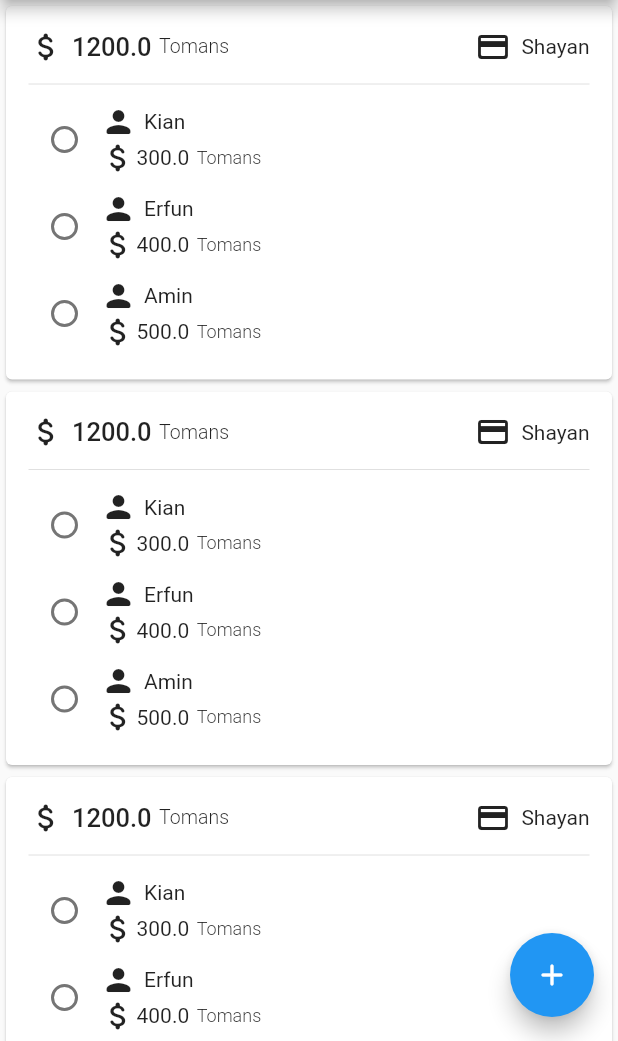
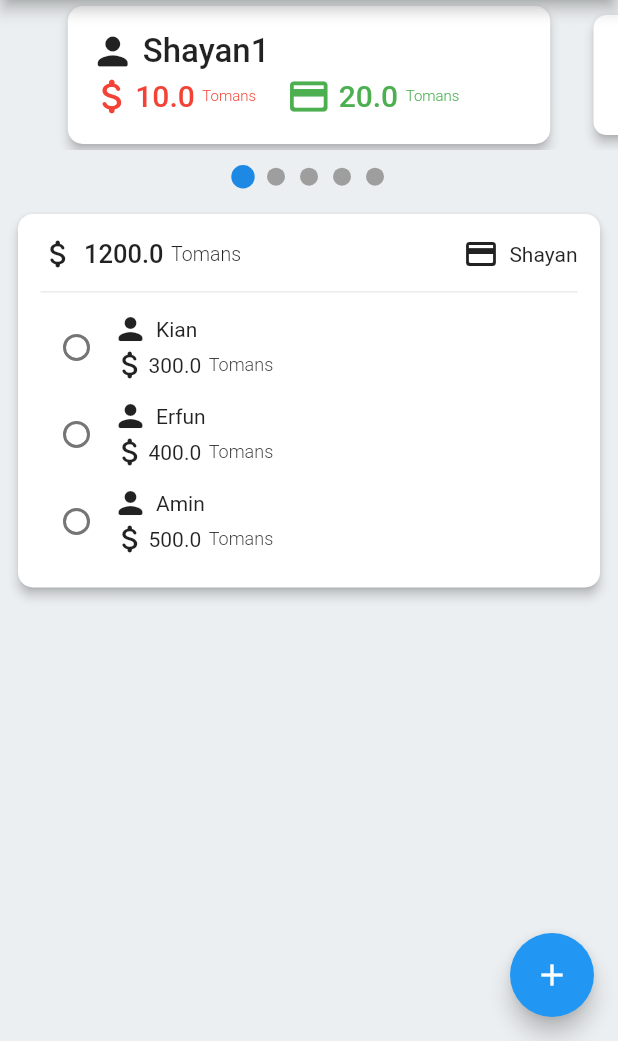
Before and after one commit to i4mShayan/MyDormLifeApp, a Flutter app: the screen it shows after launch, tab 2 chosen, on a phone screen of 412 x 824 dp, the part 195-1236 px from its top. Run offline on Flutter 3.47's test engine with Material 2 defaults, Android fonts, the phone set to English and light mode, and no system bars; drawn by our look-alikes of carousel_slider, flutter_expandable_fab, smooth_page_indicator.

Commit message:
Add each person spends card

```diff
--- /dev/null
+++ b/lib/items/person_spend_card.dart
@@ -0,0 +1,71 @@
+import 'package:flutter/material.dart';
+
+class PersonSpendCard extends StatefulWidget {
+  String name;
+  double spend, debt;
+  PersonSpendCard({Key? key, required this.name, required this.spend, required this.debt}) : super(key: key);
+
+  @override
+  State<PersonSpendCard> createState() => _PersonSpendCardState();
+}
+
+class _PersonSpendCardState extends State<PersonSpendCard> {
+
+
+  late Map<String, bool> hasPaid;
+
+
+  @override
+  Widget build(BuildContext context) {
+    return Center(
+      child: Card(
+        elevation: 3,
+        shape: RoundedRectangleBorder(
+          borderRadius: BorderRadius.circular(10),
+        ),
+        child: Padding(
+          padding: const EdgeInsets.fromLTRB(15, 15, 15, 0),
+          child: Row(
+            children: [
+              Column(
+                crossAxisAlignment: CrossAxisAlignment.start,
+                children: [
+                  Row(
+                    children: [
+                      Icon(Icons.person_rounded, size: 30,),
+                      SizedBox(width: 5,),
+                      Text(widget.name, style: TextStyle(fontSize: 22, fontWeight: FontWeight.w500),),
+                    ],
+                  ),
+                  Row(
+                    children: [
+                      Row(
+                        crossAxisAlignment: CrossAxisAlignment.center,
+                        children: [
+                          Icon(Icons.attach_money_rounded, size: 30, color: Colors.red,),
+                          Text(widget.spend.toString(), style: TextStyle(fontSize: 20, fontWeight: FontWeight.w500, color: Colors.red),),
+                          SizedBox(width: 5,),
+                          Text("Tomans", style: TextStyle(fontSize: 10, fontWeight: FontWeight.w300, color: Colors.red),),
+                        ],
+                      ),
+                      SizedBox(width: 20,),
+                      Row(
+                        children: [
+                          Icon(Icons.credit_card_rounded, size: 30, color: Colors.green,),
+                          SizedBox(width: 5,),
+                          Text(widget.debt.toString(), style: TextStyle(fontSize: 20, fontWeight: FontWeight.w500, color: Colors.green),),
+                          SizedBox(width: 5,),
+                          Text("Tomans", style: TextStyle(fontSize: 10, fontWeight: FontWeight.w300, color: Colors.green),),
+                        ],
+                      ),
+                    ],
+                  ),
+                ],
+              ),
+            ],
+          ),
+        ),
+      ),
+    );
+  }
+}
--- a/lib/items/spend_card.dart
+++ b/lib/items/spend_card.dart
@@ -32,9 +32,15 @@ class _SpendCardState extends State<SpendCard> {
 
   @override
   Widget build(BuildContext context) {
-    return InkWell(
+    return Padding(
+      padding: const EdgeInsets.all(8.0),
+      child: InkWell(
         onTap: (){},
         child: Card(
+          elevation: 3,
+          shape: RoundedRectangleBorder(
+            borderRadius: BorderRadius.circular(10),
+          ),
           child: Padding(
             padding: const EdgeInsets.all(15),
             child: Column(
@@ -100,6 +106,7 @@ class _SpendCardState extends State<SpendCard> {
             ),
           ),
         ),
+      ),
     );
   }
 }
--- a/lib/screens/navigation_page.dart
+++ b/lib/screens/navigation_page.dart
@@ -15,36 +15,24 @@ class _NavigationPageState extends State<NavigationPage> {
 
   final List<Map<String, dynamic>> _buttons=[
     {
-      'minWidth' : 30.0,
       'icon' : Icons.home_filled,
-      'icon_size' : 30.0,
       'text' : 'Home',
       'screen' : TestScreen(),
-      'tab' : 0,
     },
     {
-      'minWidth' : 30.0,
       'icon' : Icons.attach_money_sharp,
-      'icon_size' : 30.0,
       'text' : 'Spends',
       'screen' : SpendsPage(),
-      'tab' : 1,
     },
     {
-      'minWidth' : 30.0,
       'icon' : Icons.today_sharp,
-      'icon_size' : 30.0,
       'text' : 'Plans',
       'screen' : TestScreen(),
-      'tab' : 2,
     },
     {
-      'minWidth' : 30.0,
       'icon' : Icons.settings_sharp,
-      'icon_size' : 30.0,
       'text' : 'Settings',
       'screen' : TestScreen(),
-      'tab' : 3,
     },
   ];
 
@@ -83,27 +71,24 @@ class _NavigationPageState extends State<NavigationPage> {
             ];
           },
           body: TabBarView(
-            children: [
-              Text("test 1"),
-              SpendsPage(),
-              Text("test 3"),
-              Text("test 4"),
-            ],
+            children: _buttons.map(
+                    (button) => button['screen'] as Widget
+            ).toList(),
           ),
         ),
         floatingActionButton: ExpandableFab(
           distance: 60.0,
           type: ExpandableFabType.fan,
           fanAngle: 120,
-          child: const Icon(Icons.add_rounded),
+          child: const Icon(Icons.add),
           closeButtonStyle: const ExpandableFabCloseButtonStyle(
-            child: Icon(Icons.close_rounded),
+            child: Icon(Icons.close),
             foregroundColor: Colors.grey,
             backgroundColor: Colors.white,
           ),
           overlayStyle: ExpandableFabOverlayStyle(
-            color: Colors.black.withOpacity(0.5),
-            // blur: 5,
+            color: Colors.black.withOpacity(0.8),
+            // blur: 2,
           ),
           children: [
             FloatingActionButton(
--- a/lib/screens/spends_page.dart
+++ b/lib/screens/spends_page.dart
@@ -1,5 +1,8 @@
+import 'package:carousel_slider/carousel_slider.dart';
 import 'package:flutter/material.dart';
+import 'package:my_dorm_life/items/person_spend_card.dart';
 import 'package:my_dorm_life/items/spend_card.dart';
+import 'package:smooth_page_indicator/smooth_page_indicator.dart';
 
 class SpendsPage extends StatefulWidget {
   const SpendsPage({Key? key}) : super(key: key);
@@ -9,12 +12,49 @@ class SpendsPage extends StatefulWidget {
 }
 
 class _SpendsPageState extends State<SpendsPage> {
+
+  int _slideIndex=0;
+
   @override
   Widget build(BuildContext context) {
     return Scaffold(
-      body: ListView.builder(
-        itemCount: 30,
-        itemBuilder: (context, index) => SpendCard(
+      backgroundColor: Colors.blueGrey[50],
+      body: ListView(
+        children: [
+          Column(
+            children: [
+              CarouselSlider(
+                options: CarouselOptions(
+                  height: 100,
+                  autoPlay: true,
+                  enlargeCenterPage: true,
+                  enableInfiniteScroll: false,
+                  onPageChanged: (index, reason) =>
+                      setState(()=> _slideIndex=index)
+                ),
+                items: [1,2,3,4,5].map((i) {
+                  return PersonSpendCard(name: "Shayan" + i.toString(), spend: 10*i.toDouble(), debt: 20*i.toDouble(),);
+                }).toList(),
+              ),
+              SizedBox(height: 10,),
+              AnimatedSmoothIndicator(
+                activeIndex: _slideIndex,
+                count: 5,
+                effect: ScrollingDotsEffect(
+                  activeDotColor: Colors.blue.shade600,
+                  activeStrokeWidth: 2.6,
+                  activeDotScale: 1.3,
+                  maxVisibleDots: 5,
+                  radius: 8,
+                  spacing: 10,
+                  dotHeight: 12,
+                  dotWidth: 12,
+                ),
+              ),
+            ]
+          ),
+          SizedBox(height: 5,),
+          SpendCard(
             paidBy: 'Shayan',
             everyoneSpentMoney: {
               'Kian': 300,
@@ -22,6 +62,7 @@ class _SpendsPageState extends State<SpendsPage> {
               'Amin': 500,
             },
           ),
+        ],
       ),
     );
   }
--- a/lib/screens/test_screen.dart
+++ b/lib/screens/test_screen.dart
@@ -6,6 +6,7 @@ class TestScreen extends StatelessWidget {
   @override
   Widget build(BuildContext context) {
     return Scaffold(
+      body: Text("HIIIIIIIIIIIIIIIIIIIIIIIIIII!"),
     );
   }
 }
--- a/pubspec.yaml
+++ b/pubspec.yaml
@@ -36,6 +36,8 @@ dependencies:
   cupertino_icons: ^1.0.2
   fab_circular_menu: ^1.0.2
   flutter_expandable_fab: ^1.4.0
+  carousel_slider: ^4.1.1
+  smooth_page_indicator: ^1.0.0+2
 
 dev_dependencies:
   flutter_test:
```
Also changed, not shown: pubspec.lock, 1 other file. Lines whose indentation alone changed are shown as unchanged.
